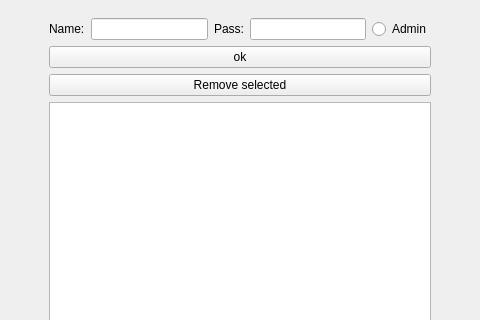
The window that ui/mainwindow.ui (marso329/DrinkRobot) describes before a commit, drawn with Qt 5; both pictures show x 0 to 480 and y 0 to 320 of the 480 by 800 pixel window.
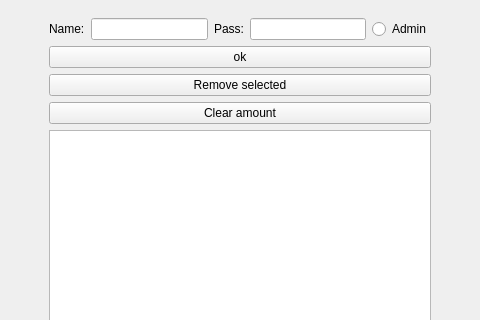
The same window after the commit. The open tabs and pages were chosen to show the change. Icons and pictures are not drawn. Custom widgets are drawn as their Qt base class.

```diff
--- a/ui/mainwindow.ui
+++ b/ui/mainwindow.ui
@@ -65,7 +65,7 @@
 QFrame {frameShape: NoFrame; frameShadow: Plain;lineWidth:0}</string>
       </property>
       <property name="currentIndex">
-       <number>10</number>
+       <number>5</number>
       </property>
       <widget class="QWidget" name="startpage">
        <property name="styleSheet">
@@ -446,7 +446,7 @@
                  <rect>
                   <x>0</x>
                   <y>0</y>
-                  <width>42</width>
+                  <width>98</width>
                   <height>28</height>
                  </rect>
                 </property>
@@ -565,7 +565,7 @@
              </item>
             </layout>
            </item>
-           <item row="3" column="0">
+           <item row="4" column="0">
             <widget class="QTableView" name="adduser_list"/>
            </item>
            <item row="1" column="0">
@@ -582,13 +582,20 @@
              </property>
             </widget>
            </item>
-           <item row="4" column="0">
+           <item row="5" column="0">
             <widget class="QPushButton" name="adduser_back">
              <property name="text">
               <string>Back</string>
              </property>
             </widget>
            </item>
+           <item row="3" column="0">
+            <widget class="QPushButton" name="adduser_clear">
+             <property name="text">
+              <string>Clear amount</string>
+             </property>
+            </widget>
+           </item>
           </layout>
          </widget>
         </item>
```
